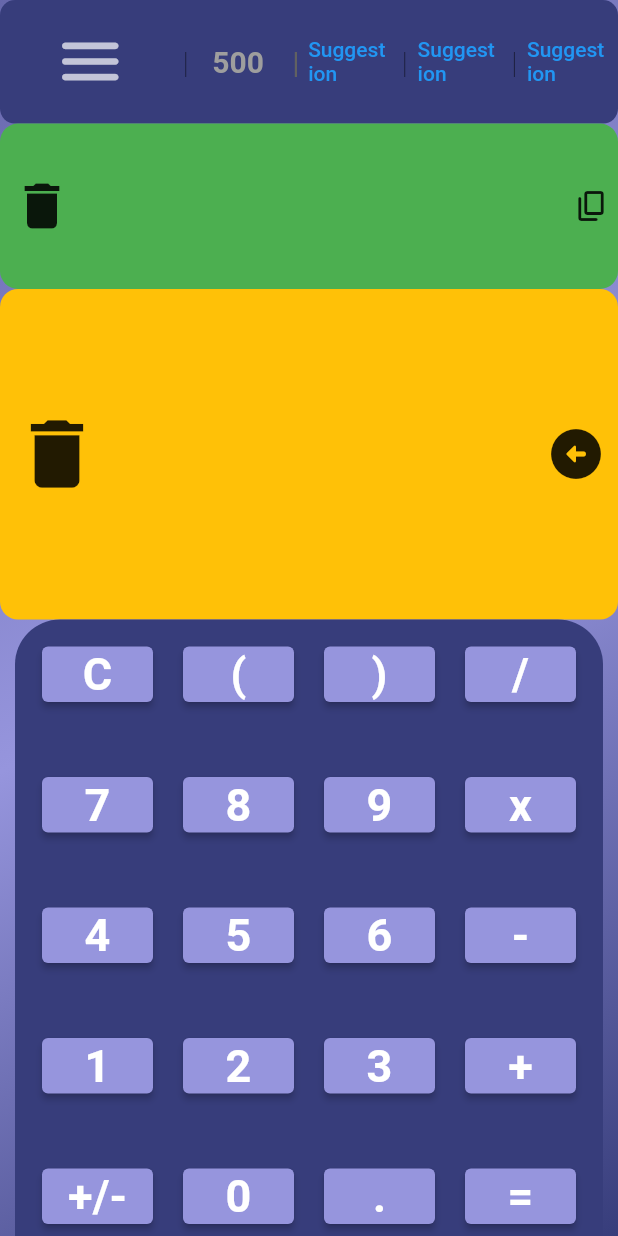
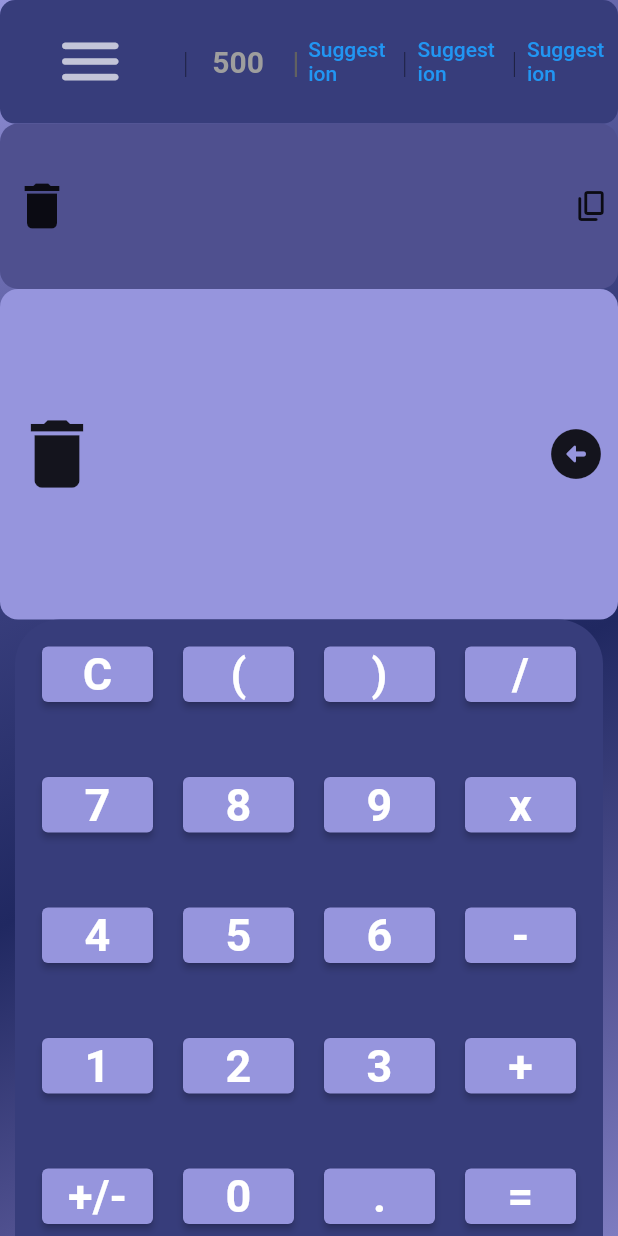
Before and after one commit to NuclearTea/calculator_app, a Flutter app: the screen it shows after launch, on a phone screen of 412 x 824 dp. Run offline on Flutter 3.47's test engine with Material 2 defaults, Android fonts, the phone set to English and light mode, and no system bars; our stand-ins replace math_expressions; missing offline and left inert: function_tree.

Commit message:
added colours to gradient, cleaned up comments

```diff
--- a/lib/main.dart
+++ b/lib/main.dart
@@ -127,9 +127,12 @@ class _MyHomePageState extends State<MyHomePage> {
                 begin: Alignment.topLeft,
                 end: Alignment.bottomRight,
                 colors: [
+              Color(primaryLight),
               Color(primaryDefault),
-              Color(primaryLight),
-              Color(primaryDark)
+              Color(primaryDark),
+              Color(secondaryDark),
+              Color(secondaryDefault),
+              Color(secondaryLight)
             ])),
         child: Column(
           mainAxisAlignment: MainAxisAlignment.spaceBetween,
@@ -246,9 +249,8 @@ class _MyHomePageState extends State<MyHomePage> {
               child: Container(
                 decoration: BoxDecoration(
                   borderRadius: BorderRadius.circular(12),
-                  color: Colors.green,
+                  color: Color(secondaryDefault),
                 ),
-                // width: double.infinity,
                 child: Row(
                   children: [
                     Expanded(
@@ -264,7 +266,7 @@ class _MyHomePageState extends State<MyHomePage> {
                         equation,
                         style: const TextStyle(
                           fontSize: 16,
-                          color: Colors.black26,
+                          color: Colors.white24,
                           fontFamily: "Roboto",
                           fontWeight: FontWeight.bold,
                         ),
@@ -275,14 +277,13 @@ class _MyHomePageState extends State<MyHomePage> {
                       flex: 1,
                       child: IconButton(
                         onPressed: () =>
-                            Clipboard.setData(ClipboardData(text: equation)),
-                        // Clipboard.setData(ClipboardData(text: equation))
-                        //     .then((value) => ScaffoldMessenger.of(context)
-                        //             .showSnackBar(const SnackBar(
-                        //           content:
-                        //               Text("The Equation has been copied!"),
-                        //           duration: Duration(milliseconds: 500),
-                        //         ))),
+                            Clipboard.setData(ClipboardData(text: equation))
+                                .then((value) => ScaffoldMessenger.of(context)
+                                        .showSnackBar(const SnackBar(
+                                      content:
+                                          Text("The Equation has been copied!"),
+                                      duration: Duration(seconds: 1),
+                                    ))),
                         icon: const Icon(Icons.content_copy_rounded),
                         tooltip: "$equation has been copied to clipboard",
                       ),
@@ -295,7 +296,7 @@ class _MyHomePageState extends State<MyHomePage> {
               flex: 2,
               child: Container(
                 decoration: BoxDecoration(
-                  color: Colors.amber,
+                  color: Color(primaryLight),
                   borderRadius: BorderRadius.circular(12),
                 ),
                 width: double.infinity,
@@ -313,7 +314,6 @@ class _MyHomePageState extends State<MyHomePage> {
                       flex: 24,
                       child: Text(
                         displayString,
-                        // textWidthBasis: TextWidthBasis.longestLine,
                         style: const TextStyle(
                             color: Colors.black87,
                             fontFamily: "Roboto",
@@ -373,7 +373,6 @@ class _MyHomePageState extends State<MyHomePage> {
                                         displayString.replaceAll('x', "*");
                                     displayString =
                                         evaluateExpression(answer).toString();
-                                    // displayString = "";
                                   } else {
                                     displayString += value;
                                   }
```
